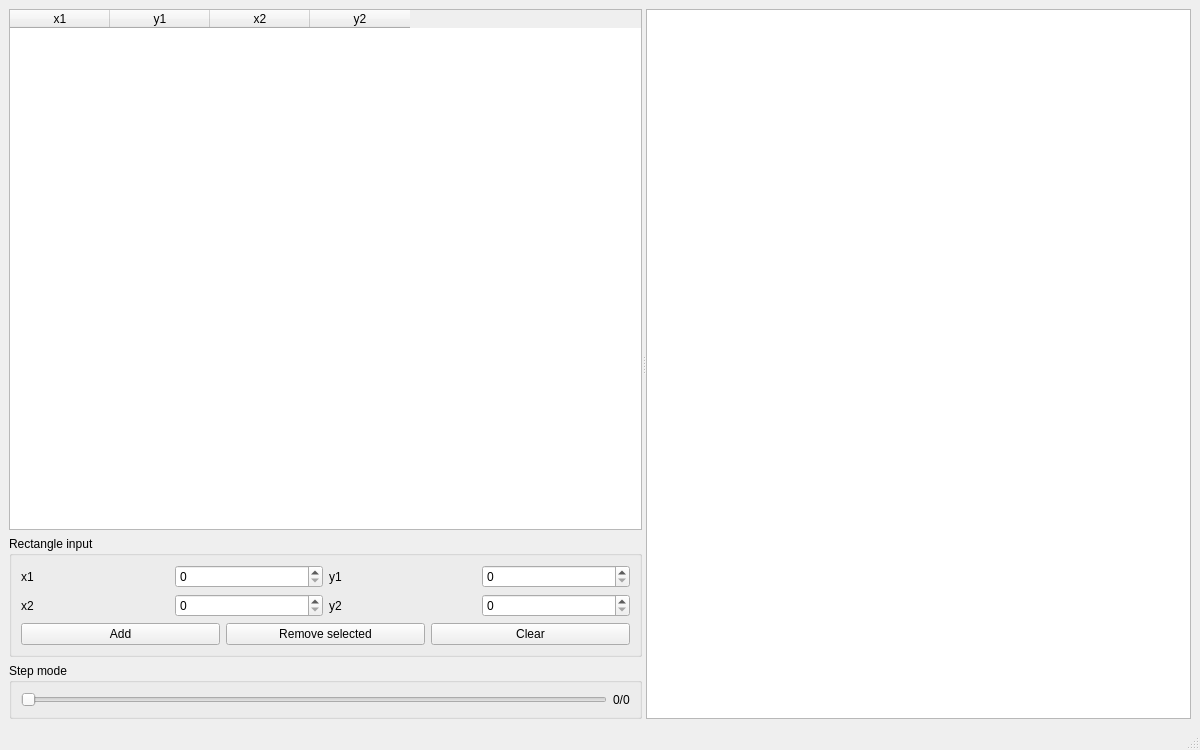
Before: the Qt Designer form mainwindow.ui in jovanau/PerfectRectangle, drawn with Qt 5.
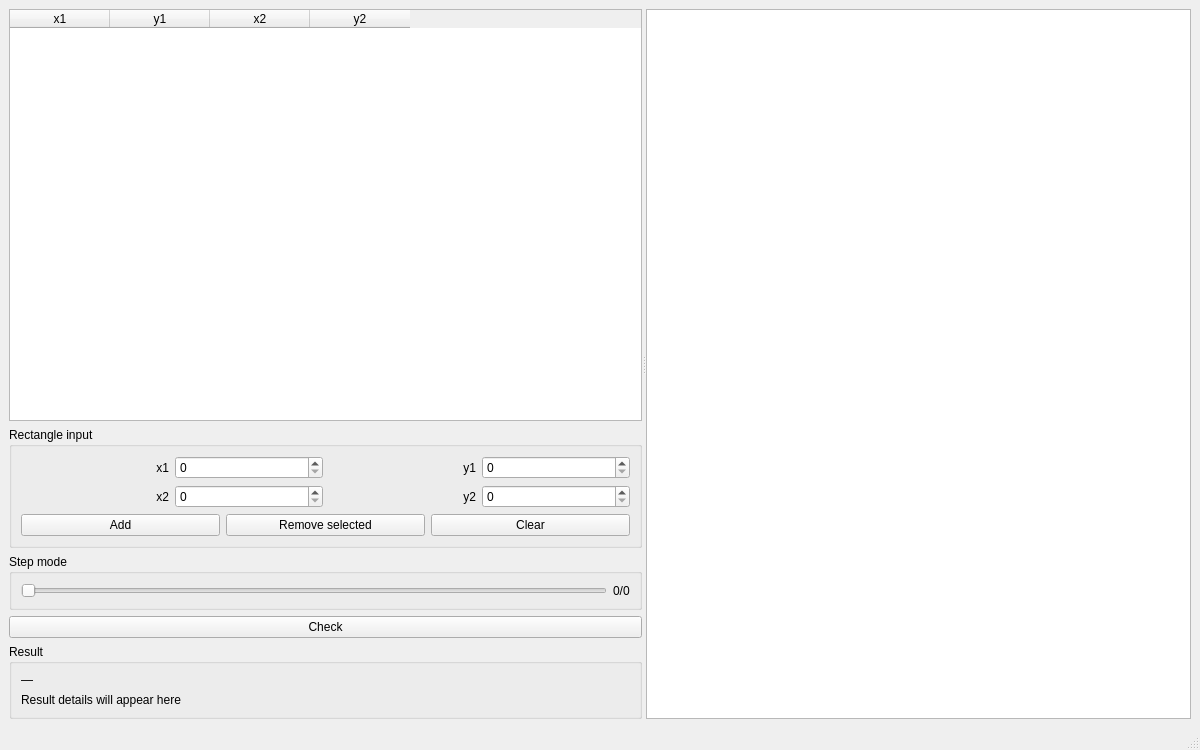
After: the same form once the commit is applied.

Commit message: Add perfect rectangle algorithm and result panel

Patch:
```diff
--- a/mainwindow.ui
+++ b/mainwindow.ui
@@ -51,43 +51,6 @@
            <string>Rectangle input</string>
           </property>
           <layout class="QGridLayout" name="gridLayout">
-
-           <item row="0" column="0">
-            <widget class="QLabel">
-             <property name="text"><string>x1</string></property>
-            </widget>
-           </item>
-           <item row="0" column="1">
-            <widget class="QSpinBox" name="spinX1"/>
-           </item>
-
-           <item row="0" column="2">
-            <widget class="QLabel">
-             <property name="text"><string>y1</string></property>
-            </widget>
-           </item>
-           <item row="0" column="3">
-            <widget class="QSpinBox" name="spinY1"/>
-           </item>
-
-           <item row="1" column="0">
-            <widget class="QLabel">
-             <property name="text"><string>x2</string></property>
-            </widget>
-           </item>
-           <item row="1" column="1">
-            <widget class="QSpinBox" name="spinX2"/>
-           </item>
-
-           <item row="1" column="2">
-            <widget class="QLabel">
-             <property name="text"><string>y2</string></property>
-            </widget>
-           </item>
-           <item row="1" column="3">
-            <widget class="QSpinBox" name="spinY2"/>
-           </item>
-
            <item row="2" column="0" colspan="4">
             <layout class="QHBoxLayout">
              <item>
@@ -107,7 +70,61 @@
              </item>
             </layout>
            </item>
-
+           <item row="0" column="1">
+            <widget class="QSpinBox" name="spinX1"/>
+           </item>
+           <item row="1" column="2">
+            <widget class="QLabel" name="label">
+             <property name="text">
+              <string>y2</string>
+             </property>
+             <property name="alignment">
+              <set>Qt::AlignRight|Qt::AlignTrailing|Qt::AlignVCenter</set>
+             </property>
+            </widget>
+           </item>
+           <item row="1" column="1">
+            <widget class="QSpinBox" name="spinX2"/>
+           </item>
+           <item row="0" column="0">
+            <widget class="QLabel" name="label">
+             <property name="text">
+              <string>x1</string>
+             </property>
+             <property name="alignment">
+              <set>Qt::AlignRight|Qt::AlignTrailing|Qt::AlignVCenter</set>
+             </property>
+            </widget>
+           </item>
+           <item row="1" column="3">
+            <widget class="QSpinBox" name="spinY2"/>
+           </item>
+           <item row="0" column="3">
+            <widget class="QSpinBox" name="spinY1"/>
+           </item>
+           <item row="1" column="0">
+            <widget class="QLabel" name="label">
+             <property name="text">
+              <string>x2</string>
+             </property>
+             <property name="alignment">
+              <set>Qt::AlignRight|Qt::AlignTrailing|Qt::AlignVCenter</set>
+             </property>
+            </widget>
+           </item>
+           <item row="0" column="2">
+            <widget class="QLabel" name="label">
+             <property name="layoutDirection">
+              <enum>Qt::LeftToRight</enum>
+             </property>
+             <property name="text">
+              <string>y1</string>
+             </property>
+             <property name="alignment">
+              <set>Qt::AlignRight|Qt::AlignTrailing|Qt::AlignVCenter</set>
+             </property>
+            </widget>
+           </item>
           </layout>
          </widget>
         </item>
@@ -136,7 +153,39 @@
           </layout>
          </widget>
         </item>
-
+        <item>
+         <widget class="QPushButton" name="btnCheck">
+          <property name="text">
+           <string>Check</string>
+          </property>
+         </widget>
+        </item>
+        <item>
+         <widget class="QGroupBox" name="groupBox">
+          <property name="title">
+           <string>Result</string>
+          </property>
+          <layout class="QVBoxLayout" name="verticalLayout">
+           <item>
+            <widget class="QLabel" name="labelStatus">
+             <property name="text">
+              <string>—</string>
+             </property>
+            </widget>
+           </item>
+           <item>
+            <widget class="QLabel" name="labelStats">
+             <property name="text">
+              <string>Result details will appear here</string>
+             </property>
+             <property name="wordWrap">
+              <bool>true</bool>
+             </property>
+            </widget>
+           </item>
+          </layout>
+         </widget>
+        </item>
        </layout>
       </widget>
 
```
Left out of the diff: 53 changed lines with no effect on the pictures. The commit also changes 5 other files.
